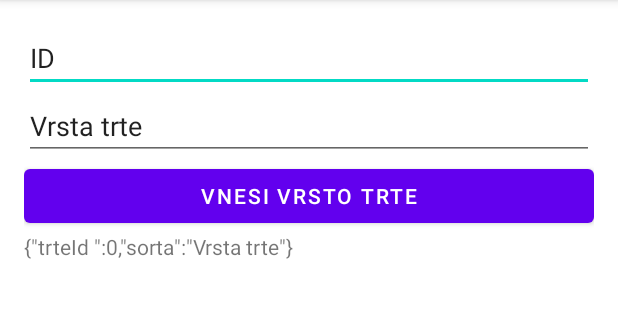
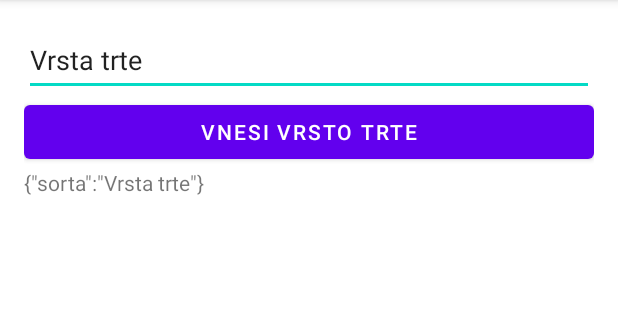
Before and after one commit to lukagrahor/SlovenskaTrtaApp, an Android app: the AddTrtaActivity screen opened directly, with no data from a screen before it, after a tap on "VNESI VRSTO TRTE", on a phone screen of 412 x 824 dp, the part 84-404 px from its top. Run offline under Robolectric (Android 15) with nearby library versions, the phone set to English and light mode, and no system bars; our stand-ins replace Volley; network calls fail.

Commit message:
Dodan Add Trte

```diff
--- a/app/src/main/java/com/example/slovenskatrtaapp/AddTrtaActivity.java
+++ b/app/src/main/java/com/example/slovenskatrtaapp/AddTrtaActivity.java
@@ -39,10 +39,6 @@ public class AddTrtaActivity extends AppCompatActivity {
     protected void onCreate(Bundle savedInstanceState) {
         super.onCreate(savedInstanceState);
         setContentView(R.layout.activity_add_trta);
-        id = (EditText) findViewById(R.id.teID);
-        //string_id= id.getText().toString();
-        //koncni_id=Integer.parseInt(string_id);
-
         vrsta = (EditText) findViewById(R.id.teVrsta);
         status = (TextView) findViewById(R.id.status);
         requestQueue = Volley.newRequestQueue(getApplicationContext());
@@ -51,10 +47,7 @@ public class AddTrtaActivity extends AppCompatActivity {
     public void addTrta(View view){
         this.status.setText("Posting to " + url);
         try {
-            string_id= id.getText().toString();
-            koncni_id=Integer.parseInt(string_id);
             JSONObject jsonBody = new JSONObject();
-            jsonBody.put("trteId ", koncni_id);
             jsonBody.put("sorta", vrsta.getText());
 
             final String mRequestBody = jsonBody.toString();
--- a/app/src/main/res/layout/activity_add_trta.xml
+++ b/app/src/main/res/layout/activity_add_trta.xml
@@ -23,19 +23,12 @@
         tools:ignore="MissingConstraints">
 
         <EditText
-            android:id="@+id/teID"
-            android:layout_width="match_parent"
-            android:layout_height="wrap_content"
-            android:ems="10"
-            android:inputType="number"
-            android:text="@string/id" />
-
-        <EditText
             android:id="@+id/teVrsta"
             android:layout_width="match_parent"
             android:layout_height="wrap_content"
             android:ems="10"
             android:inputType="textPersonName"
+            android:minHeight="48dp"
             android:text="@string/vrsta_trte" />
 
         <Button
```
